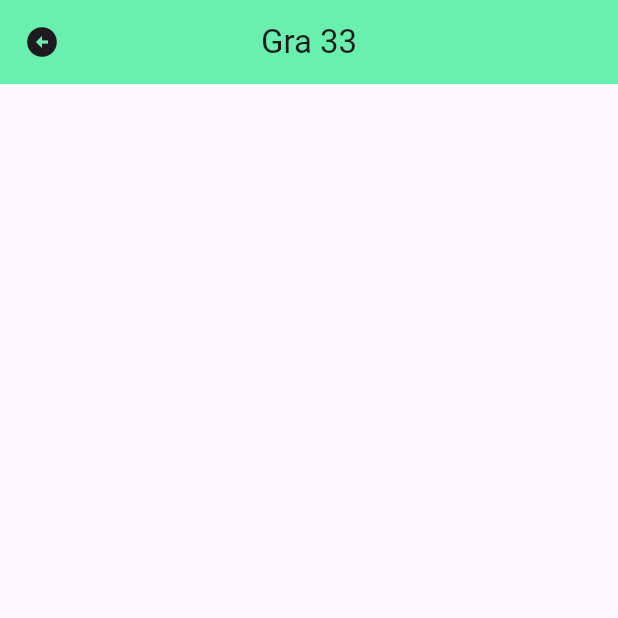
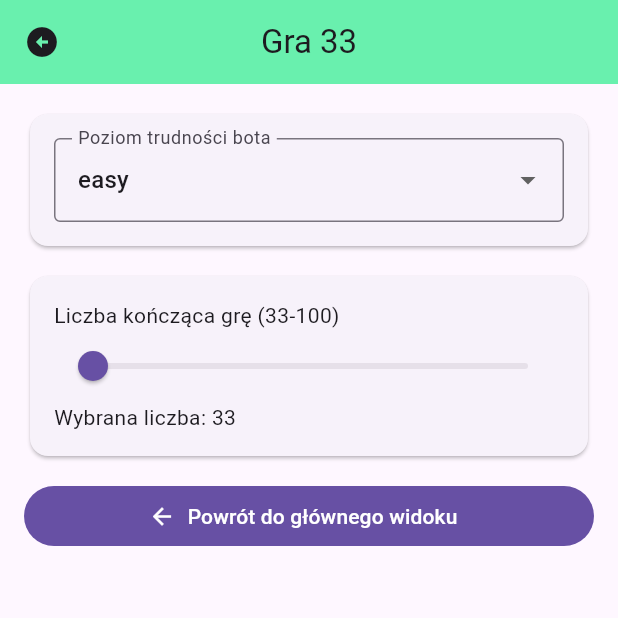
Before and after one commit to michalprog/gierkownia2, a Flutter app: the screen it shows after launch, after a tap on "gra 33", after a tap on "ustawienia", on a phone screen of 412 x 824 dp, the top half of it. Run offline on Flutter 3.47's test engine with Material 3 defaults, Android fonts, the phone set to English and light mode, and no system bars; our stand-ins replace flutter_riverpod, go_router, hive_ce, hive_ce_flutter; accounts and stored records are empty.

Commit message:
setup settings view

```diff
--- a/lib/33_section/window_widgets/settings_33_view.dart
+++ b/lib/33_section/window_widgets/settings_33_view.dart
@@ -1,11 +1,75 @@
 import 'package:flutter/material.dart';
-class Settings33View extends StatelessWidget {
+import 'package:flutter_riverpod/flutter_riverpod.dart';
+import 'package:gierkownia2/33_section/provider/settings_33_provider.dart';
+import 'package:gierkownia2/consts/enums.dart';
+import 'package:go_router/go_router.dart';
+
+class Settings33View extends ConsumerWidget {
   const Settings33View({super.key});
 
   @override
-  Widget build(BuildContext context) {
+  Widget build(BuildContext context, WidgetRef ref) {
+    final settings = ref.watch(settings33Provider);
+    final settingsController = ref.read(settings33Provider.notifier);
+
     return ListView(
-
+      padding: const EdgeInsets.all(16),
+      children: [
+        Card(
+          child: Padding(
+            padding: const EdgeInsets.all(16),
+            child: DropdownButtonFormField<level33>(
+              value: settings.level,
+              decoration: const InputDecoration(
+                labelText: 'Poziom trudności bota',
+                border: OutlineInputBorder(),
+              ),
+              items: level33.values
+                  .map(
+                    (level) => DropdownMenuItem(
+                  value: level,
+                  child: Text(level.name),
+                ),
+              )
+                  .toList(),
+              onChanged: (value) {
+                if (value != null) {
+                  settingsController.updateLevel(value);
+                }
+              },
+            ),
+          ),
+        ),
+        const SizedBox(height: 12),
+        Card(
+          child: Padding(
+            padding: const EdgeInsets.all(16),
+            child: Column(
+              crossAxisAlignment: CrossAxisAlignment.start,
+              children: [
+                const Text('Liczba kończąca grę (33-100)'),
+                Slider(
+                  min: 33,
+                  max: 100,
+                  divisions: 67,
+                  value: settings.winningNumber.toDouble(),
+                  label: settings.winningNumber.toString(),
+                  onChanged: (value) {
+                    settingsController.updateWinningNumber(value.round());
+                  },
+                ),
+                Text('Wybrana liczba: ${settings.winningNumber}'),
+              ],
+            ),
+          ),
+        ),
+        const SizedBox(height: 12),
+        FilledButton.icon(
+          onPressed: () => context.goNamed('main-33'),
+          icon: const Icon(Icons.arrow_back),
+          label: const Text('Powrót do głównego widoku'),
+        ),
+      ],
     );
   }
 }
--- a/lib/main.dart
+++ b/lib/main.dart
@@ -1,15 +1,30 @@
+import 'dart:io';
+
+import 'package:flutter/foundation.dart';
 import 'package:flutter/material.dart';
 import 'package:flutter_riverpod/flutter_riverpod.dart';
 import 'package:gierkownia2/router/router.dart';
+import 'package:hive_ce/hive.dart';
+import 'package:hive_ce_flutter/hive_flutter.dart';
+import 'package:path_provider/path_provider.dart';
 
-void main() {
+Future<void> main() async {
+  WidgetsFlutterBinding.ensureInitialized();
+
+  if (kIsWeb) {
+    await Hive.initFlutter();
+  } else {
+    final appDirectory = await getApplicationSupportDirectory();
+    await Directory(appDirectory.path).create(recursive: true);
+    Hive.init(appDirectory.path);
+  }
+
   runApp(
     const ProviderScope(
       child: MyApp(),
     ),
   );
 }
-
 
 class MyApp extends ConsumerWidget {
   const MyApp({super.key});
--- a/pubspec.yaml
+++ b/pubspec.yaml
@@ -38,6 +38,7 @@ dependencies:
   go_router: ^17.1.0
   hive_ce:
   hive_ce_flutter:
+  path_provider:
 
 dev_dependencies:
   hive_ce_generator:
```
Also changed, not shown: lib/33_section/models/bot_33.dart (+15 -0 lines), lib/33_section/models/setting_33_file.dart (+40 -2 lines), lib/33_section/provider/settings_33_provider.dart (+45 -0 lines), pubspec.lock.
